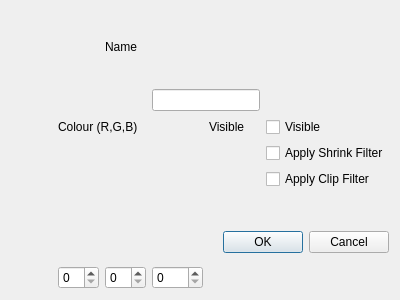
Qt form ui/optiondialog.ui (Yahya-Alkhosoussy/Group-Project) before a commit.
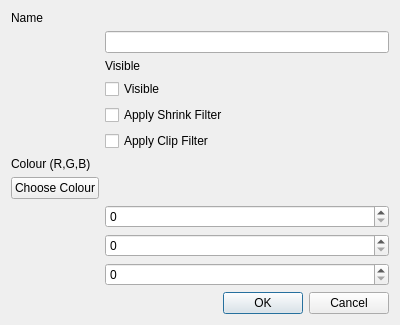
The same form after that commit.

Patch:
```diff
--- a/ui/optiondialog.ui
+++ b/ui/optiondialog.ui
@@ -13,59 +13,69 @@
   <property name="windowTitle">
    <string>Dialog</string>
   </property>
-  <layout class="QGridLayout" name="gridLayout">
-   <item row="6" column="3">
-    <widget class="QSpinBox" name="spinBoxG"/>
-   </item>
-   <item row="2" column="1" colspan="2">
-    <widget class="QLabel" name="ColourRBG">
+  <layout class="QFormLayout" name="formLayout">
+   <item row="0" column="0">
+    <widget class="QLabel" name="Name">
      <property name="text">
-      <string>Colour (R,G,B)</string>
+      <string>Name</string>
      </property>
     </widget>
    </item>
-   <item row="6" column="1">
-    <widget class="QSpinBox" name="spinBoxR"/>
+   <item row="1" column="1">
+    <widget class="QLineEdit" name="lineEditName"/>
    </item>
-   <item row="2" column="4">
+   <item row="4" column="1">
     <widget class="QLabel" name="Visible">
      <property name="text">
       <string>Visible</string>
      </property>
     </widget>
    </item>
-   <item row="3" column="5">
+   <item row="5" column="1">
+    <widget class="QCheckBox" name="checkBoxVisible">
+     <property name="text">
+      <string>Visible</string>
+     </property>
+    </widget>
+   </item>
+   <item row="6" column="1">
     <widget class="QCheckBox" name="checkBoxShrink">
      <property name="text">
       <string>Apply Shrink Filter</string>
      </property>
     </widget>
    </item>
-   <item row="4" column="5">
+   <item row="7" column="1">
     <widget class="QCheckBox" name="checkBoxClip">
      <property name="text">
       <string>Apply Clip Filter</string>
      </property>
     </widget>
    </item>
-   <item row="0" column="2">
-    <widget class="QLabel" name="Name">
-     <property name="text">
-      <string>Name</string>
+   <item row="12" column="1">
+    <widget class="QSpinBox" name="spinBoxR">
+     <property name="sizePolicy">
+      <sizepolicy hsizetype="Minimum" vsizetype="Fixed">
+       <horstretch>0</horstretch>
+       <verstretch>0</verstretch>
+      </sizepolicy>
      </property>
     </widget>
    </item>
-   <item row="6" column="2">
+   <item row="13" column="1">
     <widget class="QSpinBox" name="spinBoxB"/>
    </item>
-   <item row="2" column="5">
-    <widget class="QCheckBox" name="checkBoxVisible">
+   <item row="14" column="1">
+    <widget class="QSpinBox" name="spinBoxG"/>
+   </item>
+   <item row="10" column="0">
+    <widget class="QLabel" name="ColourRBG">
      <property name="text">
-      <string>Visible</string>
+      <string>Colour (R,G,B)</string>
      </property>
     </widget>
    </item>
-   <item row="5" column="0" rowspan="2" colspan="6">
+   <item row="15" column="1">
     <widget class="QDialogButtonBox" name="buttonBox">
      <property name="orientation">
       <enum>Qt::Orientation::Horizontal</enum>
@@ -75,8 +85,12 @@
      </property>
     </widget>
    </item>
-   <item row="1" column="3" colspan="2">
-    <widget class="QLineEdit" name="lineEditName"/>
+   <item row="11" column="0">
+    <widget class="QPushButton" name="pushButtonColour">
+     <property name="text">
+      <string>Choose Colour</string>
+     </property>
+    </widget>
    </item>
   </layout>
  </widget>
```
